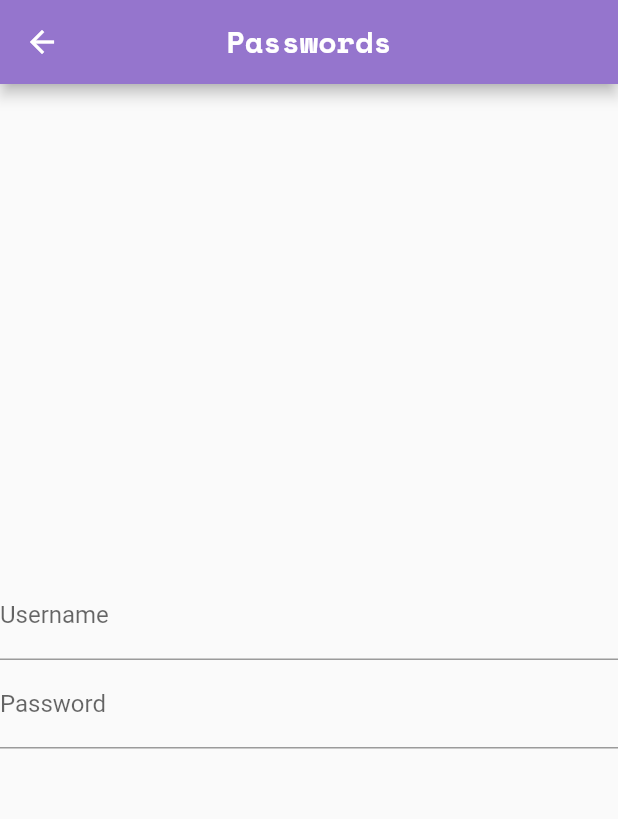
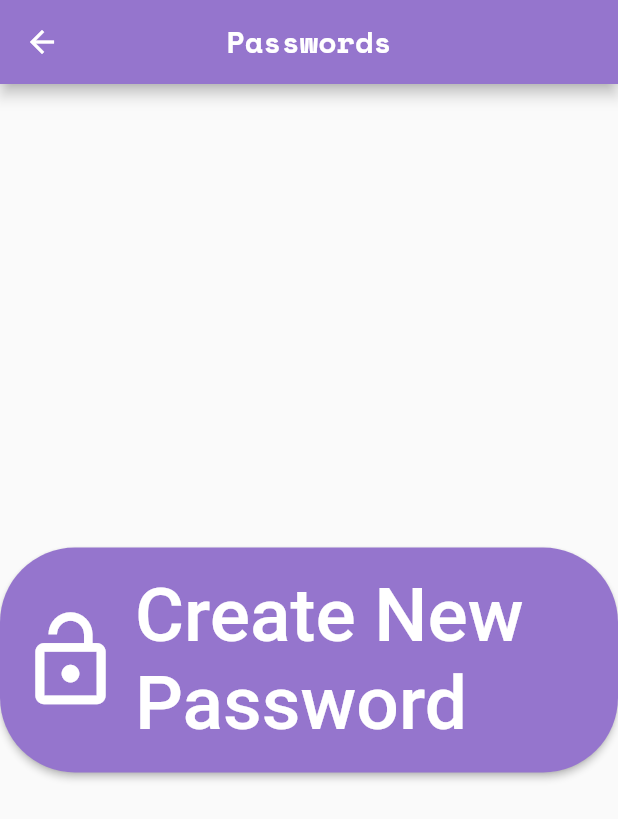
Before and after one commit to njclark1/reliablepasswordmanager, a Flutter app: the Passwords screen opened directly, on a phone screen of 412 x 824 dp. Shown: the top 819 px of the screen. Run offline on Flutter 3.47's test engine with Material 2 defaults, Android fonts, the phone set to English and light mode, and no system bars; missing offline and left inert: dart:html.

Commit message:
new password pop up

```diff
--- a/lib/main.dart
+++ b/lib/main.dart
@@ -42,7 +42,7 @@
                       )),
                   onPressed: () {
                     Navigator.push(context,
-                        MaterialPageRoute(builder: (context) => Login()));
+                        MaterialPageRoute(builder: (context) => Passwords()));
                   },
                   //styling for button icon
                   icon: const Icon(
--- a/lib/passwords.dart
+++ b/lib/passwords.dart
@@ -3,10 +3,21 @@ import 'dart:html';
 
 import 'package:flutter/material.dart';
 
+abstract class password {
+  String serviceValue = "";
+  String usernameValue = "";
+  String passwordValue = "";
+}
+
 //build List screen
-class Passwords extends StatelessWidget {
+class Passwords extends StatefulWidget {
   const Passwords({Key? key}) : super(key: key);
 
+  @override
+  State<Passwords> createState() => _PasswordsState();
+}
+
+class _PasswordsState extends State<Passwords> {
   @override
   Widget build(BuildContext context) {
     return Scaffold(
@@ -19,39 +30,45 @@ class Passwords extends StatelessWidget {
         centerTitle: true,
         backgroundColor: Colors.deepPurple[300],
       ),
-
-        //Login Screen
-        body: Column(
-            mainAxisAlignment: MainAxisAlignment.center,
-            crossAxisAlignment: CrossAxisAlignment.center,
-            children: <Widget>[
-              Row(
-                mainAxisAlignment: MainAxisAlignment.center,
-                crossAxisAlignment: CrossAxisAlignment.center,
+      body: Container(
+          child: Container(
+              alignment: Alignment.center,
+              child: ElevatedButton.icon(
+                  //styling for button
+                  style: ElevatedButton.styleFrom(
+                      primary: Colors.deepPurple[300],
+                      fixedSize: const Size(500, 150),
+                      shape: RoundedRectangleBorder(
+                        borderRadius: BorderRadius.circular(50),
+                      )),
+                  onPressed: () {
+                    showDialog(
+                      context: context,
+                      builder: (BuildContext context) =>
+                          createNewPassword(context),
+                    );
+                  },
+                  //styling for button icon
+                  icon: const Icon(
+                    Icons.lock_open,
+                    color: Colors.white,
+                    size: 70,
                   ),
-              //username field
-              Container(
-                alignment: Alignment.center,
-                width: 500,
-                child: TextFormField(
-                  decoration: const InputDecoration(
-                      border: UnderlineInputBorder(),
-                      hintText: 'username is password',
-                      labelText: 'Username'),
-                ),
-              ),
-              //password field
-              Container(
-                alignment: Alignment.center,
-                width: 500,
-                child: TextFormField(
-                  decoration: const InputDecoration(
-                      border: UnderlineInputBorder(),
-                      hintText: 'password is username',
-                      labelText: 'Password'),
-                ),
-              ),
-              //login submit button
-            ]));
+                  //button text
+                  label: Text(
+                    'Create New Password',
+                    style: TextStyle(fontSize: 50),
+                  )))),
+    );
   }
 }
+
+Widget createNewPassword(BuildContext context) {
+  return new AlertDialog(
+    title: const Text('New Password'),
+    content: new Column(
+      mainAxisSize: MainAxisSize.min,
+      children: <Widget>[Text("hi")],
+    ),
+  );
+}
```
Lines whose indentation alone changed are shown as unchanged.
